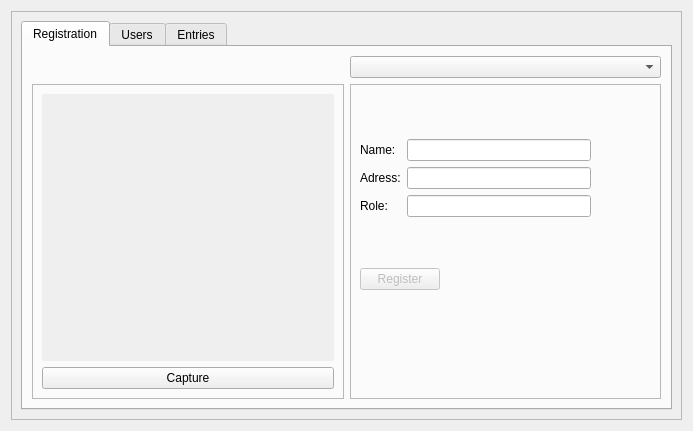
Old version of the form admin.ui in the repository 1412kauti/FacialRecognitionML.
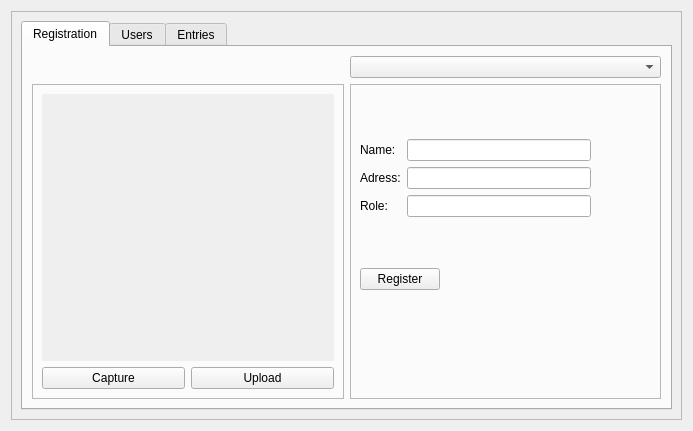
New version of the form.

```diff
--- a/admin.ui
+++ b/admin.ui
@@ -23,8 +23,8 @@
       <enum>QFrame::Raised</enum>
      </property>
      <layout class="QGridLayout" name="gridLayout_2">
-      <item row="1" column="1">
-       <widget class="QTabWidget" name="tabWidget">
+      <item row="0" column="1">
+       <widget class="QTabWidget" name="Table_View">
         <property name="currentIndex">
          <number>0</number>
         </property>
@@ -49,7 +49,14 @@
                </property>
               </widget>
              </item>
-             <item row="0" column="0">
+             <item row="1" column="1">
+              <widget class="QPushButton" name="Upload_Button">
+               <property name="text">
+                <string>Upload</string>
+               </property>
+              </widget>
+             </item>
+             <item row="0" column="0" colspan="2">
               <widget class="QLabel" name="Camera_View">
                <property name="autoFillBackground">
                 <bool>true</bool>
@@ -138,7 +145,7 @@
               <item row="2" column="0">
                <widget class="QPushButton" name="Register_Button">
                 <property name="enabled">
-                 <bool>false</bool>
+                 <bool>true</bool>
                 </property>
                 <property name="sizePolicy">
                  <sizepolicy hsizetype="Maximum" vsizetype="Fixed">
```
Left out of the diff: 92 changed lines with no effect on the pictures.
